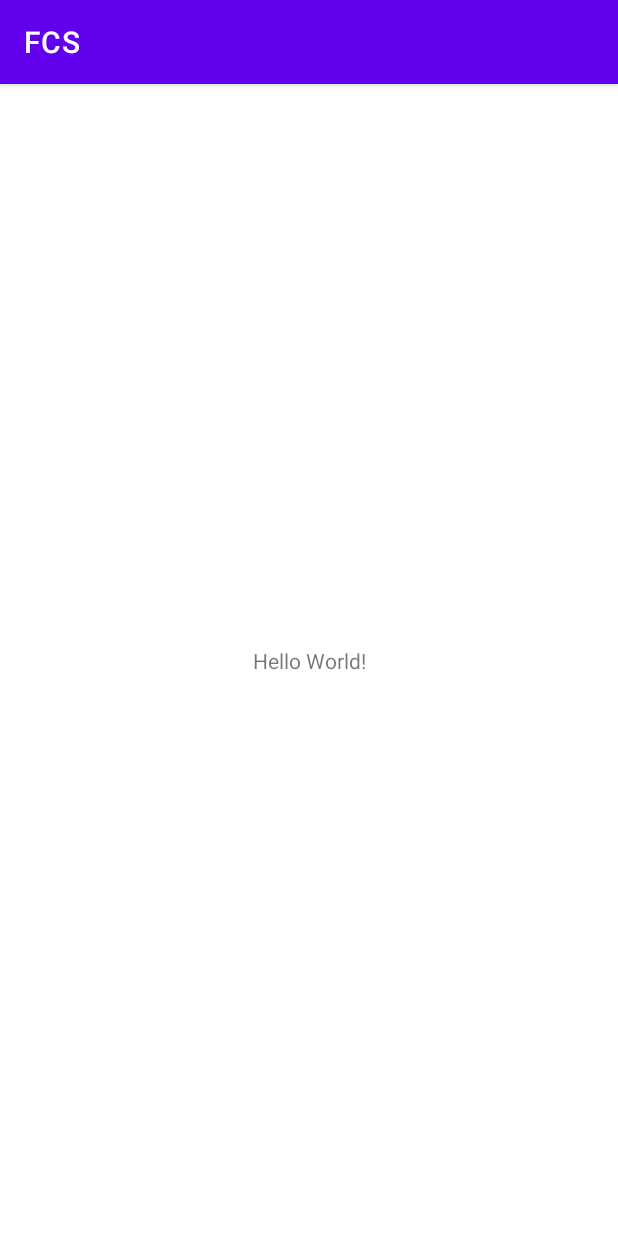
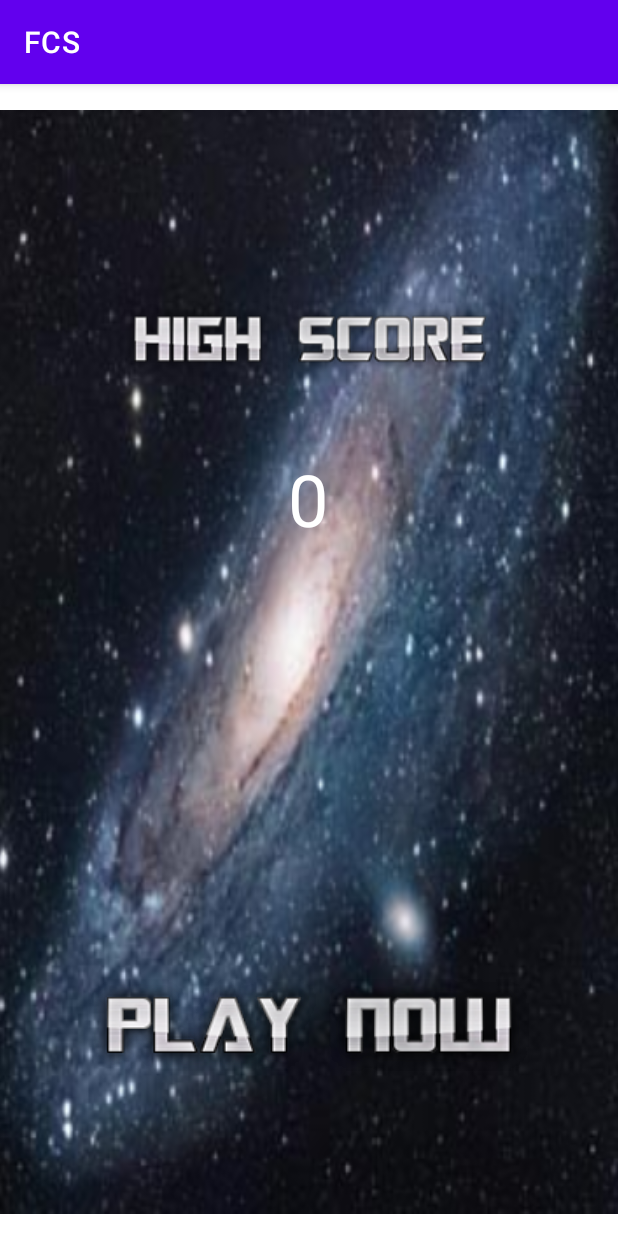
Before and after one commit to fernandocsconceicao/SpaceInvaderAndroidStudio, an Android app: the screen it shows after launch (MainActivity before the commit, MainMenuActivity after it), on a phone screen of 412 x 824 dp. Run offline under Robolectric (Android 15) with nearby library versions, the phone set to English and light mode, and no system bars.

Commit message:
Implementado o visual da primeira tela (  menu principal)

```diff
--- a/app/src/main/AndroidManifest.xml
+++ b/app/src/main/AndroidManifest.xml
@@ -10,10 +10,10 @@
         android:supportsRtl="true"
         android:theme="@style/Theme.FCS">
         <activity
-            android:name=".MainActivity2"
+            android:name=".InGameScreenActivity"
             android:exported="false" />
         <activity
-            android:name=".MainActivity"
+            android:name=".MainMenuActivity"
             android:exported="true">
             <intent-filter>
                 <action android:name="android.intent.action.MAIN" />
--- a/app/src/main/java/com/example/fcs/MainActivity2.java
+++ b/app/src/main/java/com/example/fcs/InGameScreenActivity.java
@@ -4,12 +4,11 @@ import androidx.appcompat.app.AppCompatActivity;
 
 import android.os.Bundle;
 
-public class MainActivity2 extends AppCompatActivity {
+public class InGameScreenActivity extends AppCompatActivity {
 
     @Override
     protected void onCreate(Bundle savedInstanceState) {
         super.onCreate(savedInstanceState);
-
-        setContentView(R.layout.activity_main2);
+        setContentView(R.layout.in_game_screen);
     }
 }
--- a/app/src/main/java/com/example/fcs/MainActivity.java
+++ b/app/src/main/java/com/example/fcs/MainMenuActivity.java
@@ -4,11 +4,11 @@ import androidx.appcompat.app.AppCompatActivity;
 
 import android.os.Bundle;
 
-public class MainActivity extends AppCompatActivity {
+public class MainMenuActivity extends AppCompatActivity {
 
     @Override
     protected void onCreate(Bundle savedInstanceState) {
         super.onCreate(savedInstanceState);
-        setContentView(R.layout.activity_main);
+        setContentView(R.layout.main_menu);
     }
 }
--- a/app/src/main/res/layout/activity_main2.xml
+++ /dev/null
@@ -1,17 +0,0 @@
-<?xml version="1.0" encoding="utf-8"?>
-<androidx.constraintlayout.widget.ConstraintLayout xmlns:android="http://schemas.android.com/apk/res/android"
-    xmlns:app="http://schemas.android.com/apk/res-auto"
-    xmlns:tools="http://schemas.android.com/tools"
-    android:layout_width="match_parent"
-    android:layout_height="match_parent"
-    tools:context=".MainActivity2">
-
-    <SurfaceView
-        android:id="@+id/surfaceView"
-        android:layout_width="414dp"
-        android:layout_height="733dp"
-        app:layout_constraintBottom_toBottomOf="parent"
-        app:layout_constraintEnd_toEndOf="parent"
-        app:layout_constraintStart_toStartOf="parent"
-        app:layout_constraintTop_toTopOf="parent" />
-</androidx.constraintlayout.widget.ConstraintLayout>
--- a/app/src/main/res/layout/activity_main.xml
+++ b/app/src/main/res/layout/in_game_screen.xml
@@ -4,15 +4,14 @@
     xmlns:tools="http://schemas.android.com/tools"
     android:layout_width="match_parent"
     android:layout_height="match_parent"
-    tools:context=".MainActivity">
+    tools:context=".InGameScreenActivity">
 
-    <TextView
-        android:layout_width="wrap_content"
-        android:layout_height="wrap_content"
-        android:text="Hello World!"
+    <SurfaceView
+        android:id="@+id/surfaceView"
+        android:layout_width="414dp"
+        android:layout_height="733dp"
         app:layout_constraintBottom_toBottomOf="parent"
-        app:layout_constraintLeft_toLeftOf="parent"
-        app:layout_constraintRight_toRightOf="parent"
+        app:layout_constraintEnd_toEndOf="parent"
+        app:layout_constraintStart_toStartOf="parent"
         app:layout_constraintTop_toTopOf="parent" />
-
 </androidx.constraintlayout.widget.ConstraintLayout>
--- /dev/null
+++ b/app/src/main/res/layout/main_menu.xml
@@ -0,0 +1,59 @@
+<?xml version="1.0" encoding="utf-8"?>
+<androidx.constraintlayout.widget.ConstraintLayout xmlns:android="http://schemas.android.com/apk/res/android"
+    xmlns:app="http://schemas.android.com/apk/res-auto"
+    xmlns:tools="http://schemas.android.com/tools"
+    android:layout_width="match_parent"
+    android:layout_height="match_parent"
+    tools:context=".MainMenuActivity">
+
+    <ImageView
+        android:id="@+id/imageView"
+        android:layout_width="404dp"
+        android:layout_height="719dp"
+        android:contentDescription="TODO"
+        android:scaleType="center"
+        android:scaleX="1.75"
+        android:scaleY="2.3"
+        android:src="@drawable/space"
+        app:layout_constraintBottom_toBottomOf="parent"
+        app:layout_constraintEnd_toEndOf="parent"
+        app:layout_constraintStart_toStartOf="parent"
+        app:layout_constraintTop_toTopOf="parent" />
+
+    <ImageButton
+        android:id="@+id/playNowBtn"
+        android:layout_width="wrap_content"
+        android:layout_height="wrap_content"
+        android:layout_marginBottom="104dp"
+        android:background="@drawable/playnow"
+        android:contentDescription="@string/app_name"
+        android:src="@drawable/playnow"
+        app:layout_constraintBottom_toBottomOf="parent"
+        app:layout_constraintEnd_toEndOf="parent"
+        app:layout_constraintStart_toStartOf="parent" />
+
+    <ImageView
+        android:id="@+id/imageView2"
+        android:layout_width="wrap_content"
+        android:layout_height="wrap_content"
+        android:layout_marginTop="140dp"
+        android:src="@drawable/highscore"
+        app:layout_constraintEnd_toEndOf="parent"
+        app:layout_constraintStart_toStartOf="parent"
+        app:layout_constraintTop_toTopOf="parent" />
+
+    <TextView
+        android:id="@+id/textView"
+        android:layout_width="172dp"
+        android:layout_height="92dp"
+        android:layout_marginTop="44dp"
+        android:text="0"
+        android:textAlignment="center"
+        android:textColor="@color/white"
+        android:textSize="48sp"
+        app:layout_constraintEnd_toEndOf="parent"
+        app:layout_constraintHorizontal_bias="0.497"
+        app:layout_constraintStart_toStartOf="parent"
+        app:layout_constraintTop_toBottomOf="@+id/imageView2" />
+
+</androidx.constraintlayout.widget.ConstraintLayout>
```
Also changed, not shown: app/src/main/res/drawable/boom.png (added), app/src/main/res/drawable/enemy.png (added), app/src/main/res/drawable/highscore.png (added), app/src/main/res/drawable/player.png (added), app/src/main/res/drawable/playnow.png (added), app/src/main/res/drawable/space.jpg (added).
